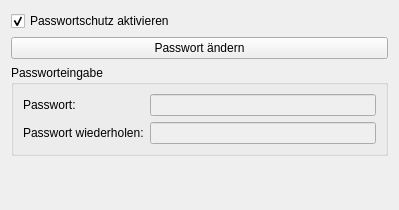
Above: simon/src/Configuration/passwordsettingsdlg.ui from KDE/simon before the change. Below: the same form after it.
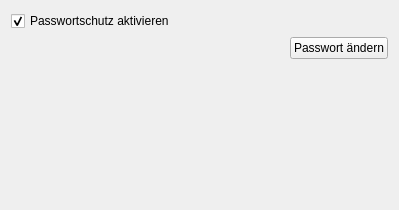
That is the form after the change. Icons and pictures are not drawn. Custom widgets are drawn as their Qt base class.

Patch:
```diff
--- a/simon/src/Configuration/passwordsettingsdlg.ui
+++ b/simon/src/Configuration/passwordsettingsdlg.ui
@@ -16,7 +16,7 @@
    <iconset resource="../action_icons.qrc" >
     <normaloff>:/images/icons/lock.svg</normaloff>:/images/icons/lock.svg</iconset>
   </property>
-  <layout class="QVBoxLayout" >
+  <layout class="QVBoxLayout" name="verticalLayout" >
    <item>
     <widget class="QCheckBox" name="cbCheckPassword" >
      <property name="enabled" >
@@ -31,66 +31,31 @@
     </widget>
    </item>
    <item>
-    <widget class="KPushButton" name="pbResetPassword" >
-     <property name="text" >
-      <string>Passwort ändern</string>
-     </property>
-     <property name="checkable" >
-      <bool>true</bool>
-     </property>
-    </widget>
-   </item>
-   <item>
-    <widget class="QGroupBox" name="gbPassword" >
-     <property name="title" >
-      <string>Passworteingabe</string>
-     </property>
-     <property name="flat" >
-      <bool>false</bool>
-     </property>
-     <layout class="QGridLayout" >
-      <item row="0" column="0" >
-       <widget class="QLabel" name="lbPassword" >
-        <property name="enabled" >
-         <bool>true</bool>
-        </property>
-        <property name="text" >
-         <string>Passwort:</string>
-        </property>
-       </widget>
-      </item>
-      <item row="0" column="1" >
-       <widget class="KLineEdit" name="lePassword" >
-        <property name="enabled" >
-         <bool>false</bool>
-        </property>
-        <property name="echoMode" >
-         <enum>QLineEdit::Password</enum>
-        </property>
-       </widget>
-      </item>
-      <item row="1" column="0" >
-       <widget class="QLabel" name="lbPassword2" >
-        <property name="enabled" >
-         <bool>true</bool>
-        </property>
-        <property name="text" >
-         <string>Passwort wiederholen:</string>
-        </property>
-       </widget>
-      </item>
-      <item row="1" column="1" >
-       <widget class="KLineEdit" name="lePassword2" >
-        <property name="enabled" >
-         <bool>false</bool>
-        </property>
-        <property name="echoMode" >
-         <enum>QLineEdit::Password</enum>
-        </property>
-       </widget>
-      </item>
-     </layout>
-    </widget>
+    <layout class="QHBoxLayout" name="horizontalLayout" >
+     <item>
+      <spacer name="horizontalSpacer" >
+       <property name="orientation" >
+        <enum>Qt::Horizontal</enum>
+       </property>
+       <property name="sizeHint" stdset="0" >
+        <size>
+         <width>40</width>
+         <height>20</height>
+        </size>
+       </property>
+      </spacer>
+     </item>
+     <item>
+      <widget class="KPushButton" name="pbResetPassword" >
+       <property name="text" >
+        <string>Passwort ändern</string>
+       </property>
+       <property name="checkable" >
+        <bool>false</bool>
+       </property>
+      </widget>
+     </item>
+    </layout>
    </item>
    <item>
     <spacer>
@@ -108,11 +73,6 @@
   </layout>
  </widget>
  <customwidgets>
-  <customwidget>
-   <class>KLineEdit</class>
-   <extends>QLineEdit</extends>
-   <header>klineedit.h</header>
-  </customwidget>
   <customwidget>
    <class>KPushButton</class>
    <extends>QPushButton</extends>
```
Left out of the diff: 48 changed lines with no effect on the pictures.
